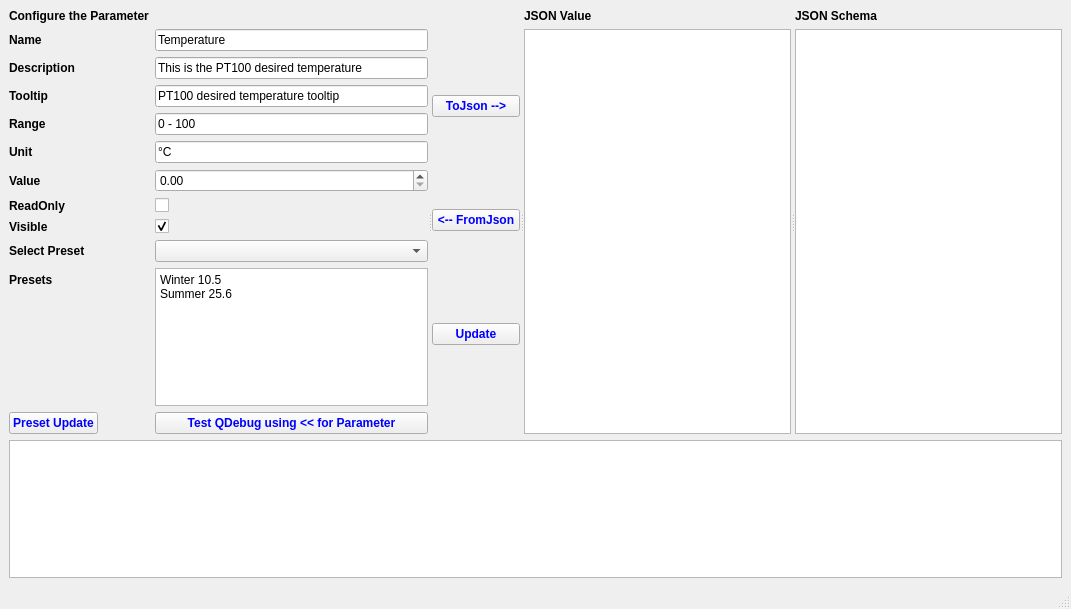
Old version of the form Examples/AppParameterBasicUsage/mainwindow.ui in the repository g-gualeni/QtNoid2.
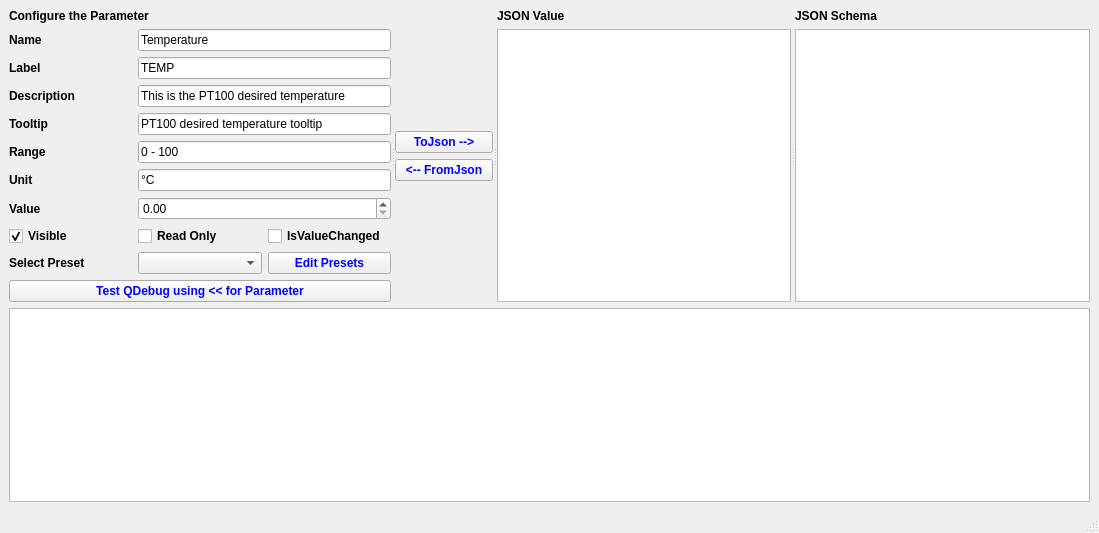
New version of the form.

Diff of the .ui file:
```diff
--- a/Examples/AppParameterBasicUsage/mainwindow.ui
+++ b/Examples/AppParameterBasicUsage/mainwindow.ui
@@ -6,8 +6,8 @@
    <rect>
     <x>0</x>
     <y>0</y>
-    <width>1071</width>
-    <height>609</height>
+    <width>1099</width>
+    <height>533</height>
    </rect>
   </property>
   <property name="windowTitle">
@@ -24,8 +24,85 @@
        <bool>false</bool>
       </property>
       <widget class="QWidget" name="layoutWidget">
-       <layout class="QFormLayout" name="formLayout_2">
-        <item row="0" column="0">
+       <layout class="QGridLayout" name="gridLayout">
+        <item row="3" column="1" colspan="2">
+         <widget class="QLineEdit" name="txtDescription">
+          <property name="minimumSize">
+           <size>
+            <width>250</width>
+            <height>0</height>
+           </size>
+          </property>
+          <property name="text">
+           <string>This is the PT100 desired temperature</string>
+          </property>
+         </widget>
+        </item>
+        <item row="9" column="1">
+         <widget class="QComboBox" name="cboPresets"/>
+        </item>
+        <item row="5" column="0">
+         <widget class="QLabel" name="label_4">
+          <property name="font">
+           <font>
+            <bold>true</bold>
+           </font>
+          </property>
+          <property name="text">
+           <string>Range</string>
+          </property>
+         </widget>
+        </item>
+        <item row="10" column="0" colspan="3">
+         <widget class="QPushButton" name="cmdQDebug">
+          <property name="styleSheet">
+           <string notr="true">color: blue;font-weight: bold;</string>
+          </property>
+          <property name="text">
+           <string>Test QDebug using &lt;&lt; for Parameter</string>
+          </property>
+         </widget>
+        </item>
+        <item row="9" column="0">
+         <widget class="QLabel" name="label_10">
+          <property name="font">
+           <font>
+            <bold>true</bold>
+           </font>
+          </property>
+          <property name="text">
+           <string>Select Preset</string>
+          </property>
+         </widget>
+        </item>
+        <item row="8" column="0">
+         <widget class="QCheckBox" name="optVisible">
+          <property name="font">
+           <font>
+            <bold>true</bold>
+           </font>
+          </property>
+          <property name="text">
+           <string>Visible</string>
+          </property>
+          <property name="checked">
+           <bool>true</bool>
+          </property>
+         </widget>
+        </item>
+        <item row="6" column="0">
+         <widget class="QLabel" name="label_6">
+          <property name="font">
+           <font>
+            <bold>true</bold>
+           </font>
+          </property>
+          <property name="text">
+           <string>Unit</string>
+          </property>
+         </widget>
+        </item>
+        <item row="0" column="0" colspan="3">
          <widget class="QLabel" name="label">
           <property name="font">
            <font>
@@ -37,51 +114,19 @@
           </property>
          </widget>
         </item>
-        <item row="1" column="0">
-         <widget class="QLabel" name="label_2">
-          <property name="font">
-           <font>
-            <bold>true</bold>
-           </font>
-          </property>
-          <property name="text">
-           <string>Name</string>
-          </property>
-         </widget>
-        </item>
-        <item row="1" column="1">
-         <widget class="QLineEdit" name="txtName">
-          <property name="text">
-           <string>Temperature</string>
-          </property>
-         </widget>
-        </item>
         <item row="2" column="0">
-         <widget class="QLabel" name="label_3">
+         <widget class="QLabel" name="label_14">
           <property name="font">
            <font>
             <bold>true</bold>
            </font>
           </property>
           <property name="text">
-           <string>Description</string>
+           <string>Label</string>
           </property>
          </widget>
         </item>
-        <item row="2" column="1">
-         <widget class="QLineEdit" name="txtDescription">
-          <property name="minimumSize">
-           <size>
-            <width>250</width>
-            <height>0</height>
-           </size>
-          </property>
-          <property name="text">
-           <string>This is the PT100 desired temperature</string>
-          </property>
-         </widget>
-        </item>
-        <item row="3" column="0">
+        <item row="4" column="0">
          <widget class="QLabel" name="label_11">
           <property name="font">
            <font>
@@ -93,7 +138,17 @@
           </property>
          </widget>
         </item>
-        <item row="3" column="1">
+        <item row="6" column="1" colspan="2">
+         <widget class="QLineEdit" name="txtUnit">
+          <property name="text">
+           <string>°C</string>
+          </property>
+         </widget>
+        </item>
+        <item row="7" column="1" colspan="2">
+         <widget class="QDoubleSpinBox" name="txtValue"/>
+        </item>
+        <item row="4" column="1" colspan="2">
          <widget class="QLineEdit" name="txtTooltip">
           <property name="minimumSize">
            <size>
@@ -106,45 +161,82 @@
           </property>
          </widget>
         </item>
-        <item row="4" column="0">
-         <widget class="QLabel" name="label_4">
+        <item row="8" column="1">
+         <widget class="QCheckBox" name="optReadOnly">
           <property name="font">
            <font>
             <bold>true</bold>
            </font>
           </property>
           <property name="text">
-           <string>Range</string>
+           <string>Read Only</string>
           </property>
          </widget>
         </item>
-        <item row="4" column="1">
+        <item row="1" column="0">
+         <widget class="QLabel" name="label_2">
+          <property name="font">
+           <font>
+            <bold>true</bold>
+           </font>
+          </property>
+          <property name="text">
+           <string>Name</string>
+          </property>
+         </widget>
+        </item>
+        <item row="2" column="1" colspan="2">
+         <widget class="QLineEdit" name="txtLabel">
+          <property name="text">
+           <string>TEMP</string>
+          </property>
+         </widget>
+        </item>
+        <item row="3" column="0">
+         <widget class="QLabel" name="label_3">
+          <property name="font">
+           <font>
+            <bold>true</bold>
+           </font>
+          </property>
+          <property name="text">
+           <string>Description</string>
+          </property>
+         </widget>
+        </item>
+        <item row="8" column="2">
+         <widget class="QCheckBox" name="optIsValueChanged">
+          <property name="font">
+           <font>
+            <bold>true</bold>
+           </font>
+          </property>
+          <property name="text">
+           <string>IsValueChanged</string>
+          </property>
+          <property name="checkable">
+           <bool>true</bool>
+          </property>
+         </widget>
+        </item>
+        <item row="5" column="1" colspan="2">
          <widget class="QLineEdit" name="txtRange">
           <property name="text">
            <string>0 - 100</string>
           </property>
          </widget>
         </item>
-        <item row="5" column="0">
-         <widget class="QLabel" name="label_6">
-          <property name="font">
-           <font>
-            <bold>true</bold>
-           </font>
+        <item row="9" column="2">
+         <widget class="QPushButton" name="cmdEditPresets">
+          <property name="styleSheet">
+           <string notr="true">color: blue;font-weight: bold;</string>
           </property>
           <property name="text">
-           <string>Unit</string>
+           <string>Edit Presets</string>
           </property>
          </widget>
         </item>
-        <item row="5" column="1">
-         <widget class="QLineEdit" name="txtUnit">
-          <property name="text">
-           <string>°C</string>
-          </property>
-         </widget>
-        </item>
-        <item row="6" column="0">
+        <item row="7" column="0">
          <widget class="QLabel" name="label_5">
           <property name="font">
            <font>
@@ -156,109 +248,30 @@
           </property>
          </widget>
         </item>
-        <item row="6" column="1">
-         <widget class="QDoubleSpinBox" name="txtValue"/>
-        </item>
-        <item row="7" column="0">
-         <widget class="QLabel" name="label_7">
-          <property name="font">
-           <font>
-            <bold>true</bold>
-           </font>
-          </property>
+        <item row="1" column="1" colspan="2">
+         <widget class="QLineEdit" name="txtName">
           <property name="text">
-           <string>ReadOnly</string>
-          </property>
-         </widget>
-        </item>
-        <item row="7" column="1">
-         <widget class="QCheckBox" name="optReadOnly">
-          <property name="text">
-           <string/>
-          </property>
-         </widget>
-        </item>
-        <item row="8" column="0">
-         <widget class="QLabel" name="label_12">
-          <property name="font">
-           <font>
-            <bold>true</bold>
-           </font>
-          </property>
-          <property name="text">
-           <string>Visible</string>
-          </property>
-         </widget>
-        </item>
-        <item row="8" column="1">
-         <widget class="QCheckBox" name="optVisible">
-          <property name="text">
-           <string/>
-          </property>
-          <property name="checked">
-           <bool>true</bool>
-          </property>
-         </widget>
-        </item>
-        <item row="9" column="0">
-         <widget class="QLabel" name="label_10">
-          <property name="font">
-           <font>
-            <bold>true</bold>
-           </font>
-          </property>
-          <property name="text">
-           <string>Select Preset</string>
-          </property>
-         </widget>
-        </item>
-        <item row="9" column="1">
-         <widget class="QComboBox" name="cboPresets"/>
-        </item>
-        <item row="10" column="0">
-         <widget class="QLabel" name="label_13">
-          <property name="font">
-           <font>
-            <bold>true</bold>
-           </font>
-          </property>
-          <property name="text">
-           <string>Presets</string>
-          </property>
-         </widget>
-        </item>
-        <item row="10" column="1">
-         <widget class="QPlainTextEdit" name="txtPresets">
-          <property name="plainText">
-           <string>Winter 10.5
-Summer 25.6</string>
-          </property>
-         </widget>
-        </item>
-        <item row="11" column="0">
-         <widget class="QPushButton" name="cmdUpdatePreset">
-          <property name="styleSheet">
-           <string notr="true">color: blue;font-weight: bold;</string>
-          </property>
-          <property name="text">
-           <string>Preset Update</string>
-          </property>
-         </widget>
-        </item>
-        <item row="11" column="1">
-         <widget class="QPushButton" name="cmdQDebug">
-          <property name="styleSheet">
-           <string notr="true">color: blue;font-weight: bold;</string>
-          </property>
-          <property name="text">
-           <string>Test QDebug using &lt;&lt; for Parameter</string>
+           <string>Temperature</string>
           </property>
          </widget>
         </item>
        </layout>
       </widget>
-      <widget class="QWidget" name="">
+      <widget class="QWidget" name="layoutWidget">
        <layout class="QVBoxLayout" name="verticalLayout_3">
+        <item>
+         <spacer name="verticalSpacer_2">
+          <property name="orientation">
+           <enum>Qt::Orientation::Vertical</enum>
+          </property>
+          <property name="sizeHint" stdset="0">
+           <size>
+            <width>20</width>
+            <height>40</height>
+           </size>
+          </property>
+         </spacer>
+        </item>
         <item>
          <widget class="QPushButton" name="cmdToJson">
           <property name="styleSheet">
@@ -280,18 +293,21 @@
          </widget>
         </item>
         <item>
-         <widget class="QPushButton" name="cmdUpdate">
-          <property name="styleSheet">
-           <string notr="true">color: blue;font-weight: bold;</string>
+         <spacer name="verticalSpacer">
+          <property name="orientation">
+           <enum>Qt::Orientation::Vertical</enum>
           </property>
-          <property name="text">
-           <string>Update</string>
+          <property name="sizeHint" stdset="0">
+           <size>
+            <width>20</width>
+            <height>40</height>
+           </size>
           </property>
-         </widget>
+         </spacer>
         </item>
        </layout>
       </widget>
-      <widget class="QWidget" name="">
+      <widget class="QWidget" name="layoutWidget">
        <layout class="QVBoxLayout" name="verticalLayout">
         <item>
          <widget class="QLabel" name="label_8">
@@ -310,7 +326,7 @@
         </item>
        </layout>
       </widget>
-      <widget class="QWidget" name="">
+      <widget class="QWidget" name="layoutWidget">
        <layout class="QVBoxLayout" name="verticalLayout_2">
         <item>
          <widget class="QLabel" name="label_9">
```
Left out of the diff: 2 changed lines with no effect on the pictures.
